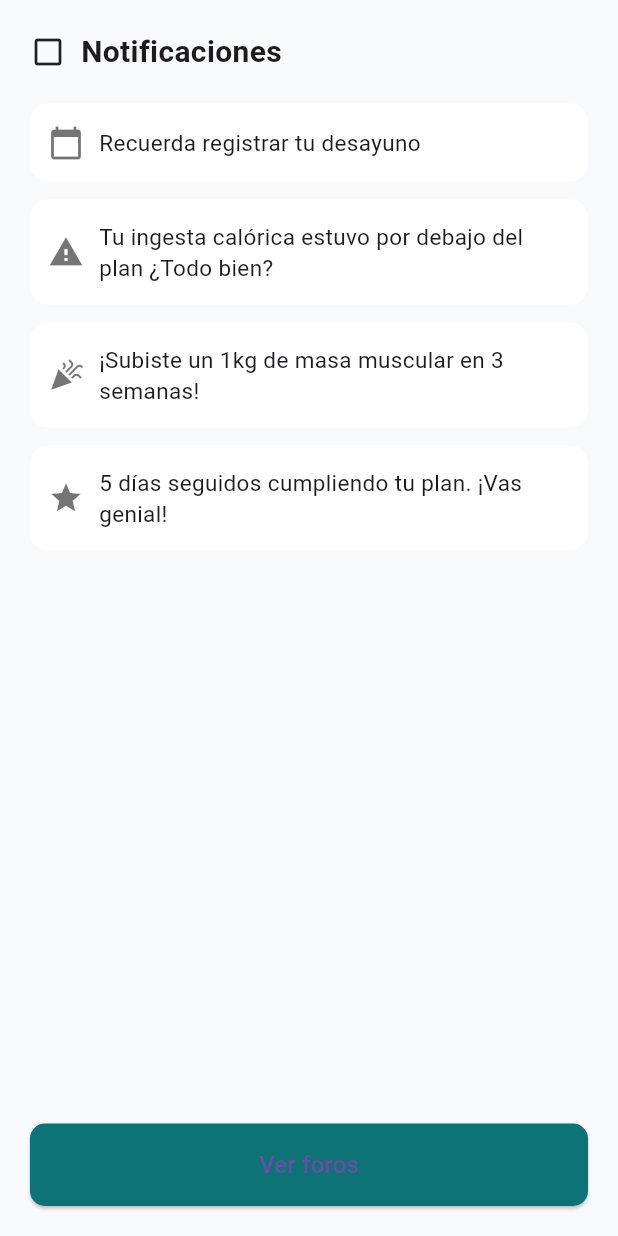
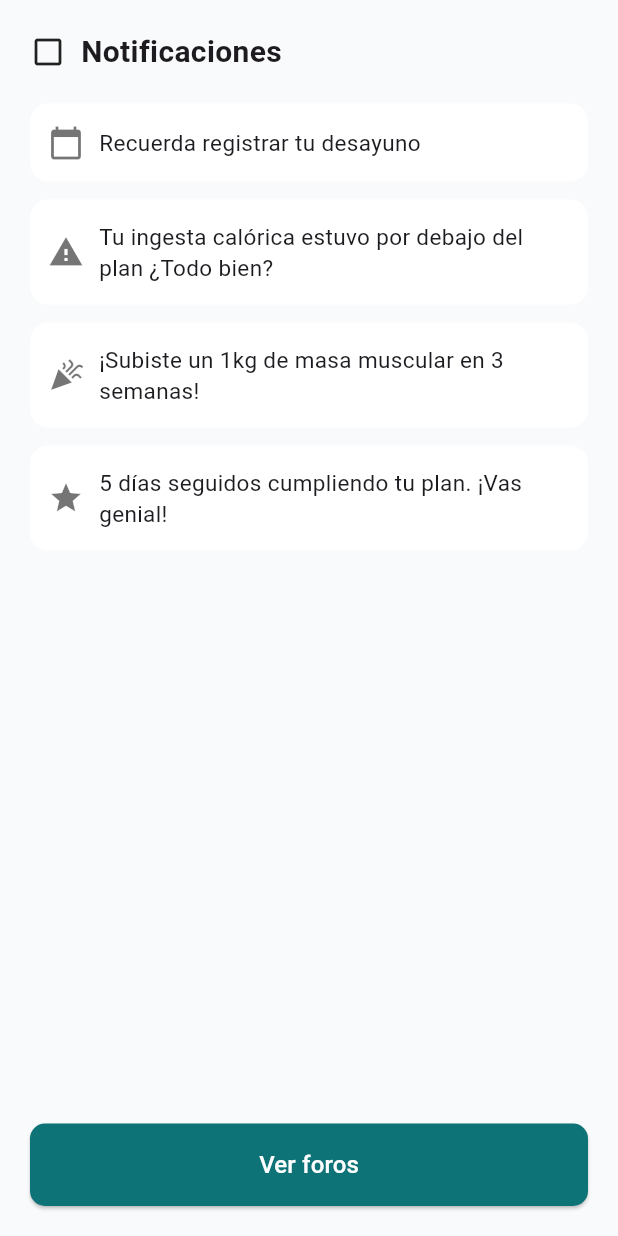
Before and after one commit to HabitsGo-ChfHeroes/habits_go_front, a Flutter app: the AlertsScreen screen opened by its route, on a phone screen of 412 x 824 dp. Run offline on Flutter 3.47's test engine with Material 3 defaults, Android fonts, the phone set to English and light mode, and no system bars; our stand-ins replace fl_chart, lottie.

Commit message:
add link alerts routes

```diff
--- a/lib/main.dart
+++ b/lib/main.dart
@@ -1,5 +1,6 @@
 import 'package:flutter/material.dart';
 import 'package:flutter/services.dart';
+import 'package:habits_go_front/screens/alerts_screen.dart';
 import 'package:habits_go_front/screens/forum_screen.dart';
 import 'package:habits_go_front/screens/login_screen.dart';
 import 'package:habits_go_front/screens/progress_screen.dart';
@@ -9,7 +10,6 @@
 import 'package:habits_go_front/screens/user_imc_goal_page.dart';
 import 'package:habits_go_front/screens/user_settings_screen.dart';
 import 'package:habits_go_front/screens/daily_plan_screen.dart';
-import 'alerts.dart';
 
 void main() {
   WidgetsFlutterBinding.ensureInitialized();
--- a/lib/alerts.dart
+++ b/lib/screens/alerts_screen.dart
@@ -55,7 +55,9 @@
               SizedBox(
                 width: double.infinity,
                 child: ElevatedButton(
-                  onPressed: () {},
+                  onPressed: () {
+                    Navigator.pushNamed(context, "forum");
+                  },
                   style: ElevatedButton.styleFrom(
                     backgroundColor: const Color(0xFF0D7377),
                     padding: const EdgeInsets.symmetric(vertical: 16),
@@ -63,7 +65,10 @@
                       borderRadius: BorderRadius.circular(10),
                     ),
                   ),
-                  child: const Text("Ver foros", style: TextStyle(fontSize: 16)),
+                  child: const Text(
+                    "Ver foros",
+                    style: TextStyle(fontSize: 16, color: Colors.white),
+                  ),
                 ),
               ),
             ],
--- a/lib/screens/daily_plan_screen.dart
+++ b/lib/screens/daily_plan_screen.dart
@@ -82,7 +82,7 @@
           IconButton(
             icon: const Icon(Icons.notifications),
             onPressed: () {
-              // TODO: Navegar a pantalla de notificaciones
+              Navigator.pushNamed(context, "alerts");
             },
           ),
         ],
@@ -172,7 +172,6 @@
                       ),
                     ),
                     onPressed: () {
-                      // TODO: Navegar a pantalla de progreso
                       Navigator.pushNamed(context, "progress");
                     },
                     child: const Text(
--- a/lib/screens/progress_screen.dart
+++ b/lib/screens/progress_screen.dart
@@ -91,7 +91,7 @@
                           padding: EdgeInsets.symmetric(horizontal: 32, vertical: 14),
                         ),
                         onPressed: () {
-                          Navigator.of(context).pushNamed("forum");
+                          Navigator.of(context).pushNamed("daily_plan");
                         },
                         child: Text('Volver al plan', style: TextStyle(color: Colors.white)),
                       ),
```
